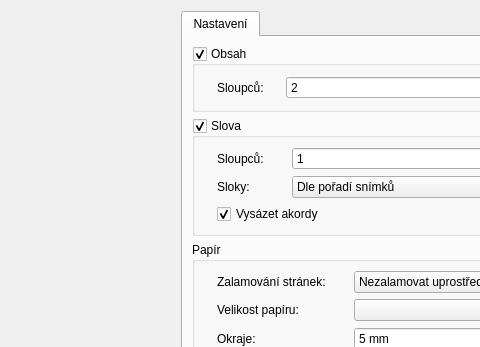
CZDanol/StrawLumen, file src/importexport/documentgenerationdialog.ui: the form before one commit; both pictures show x 412 to 892 and y 0 to 347 of the 996 by 618 pixel window.
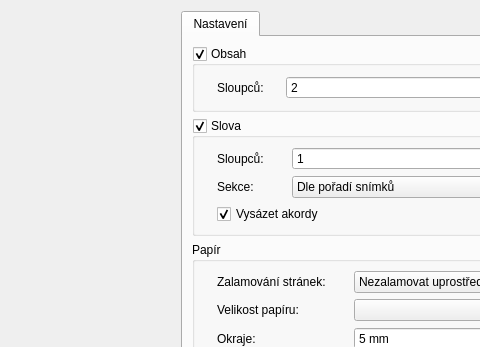
The form after the commit. Icons and pictures are not drawn. Custom widgets are drawn as their Qt base class.

```diff
--- a/src/importexport/documentgenerationdialog.ui
+++ b/src/importexport/documentgenerationdialog.ui
@@ -214,7 +214,7 @@
              <item row="1" column="1">
               <widget class="QLabel" name="label_7">
                <property name="text">
-                <string>Sloky:</string>
+                <string>Sekce:</string>
                </property>
                <property name="buddy">
                 <cstring>cmbLyricsMode</cstring>
```
